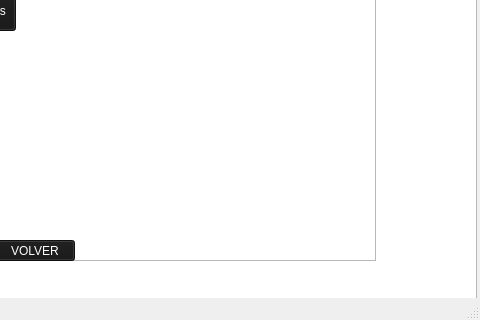
Before: the Qt Designer form Save_the_world_final/nivel2.ui in angeelorenaoc/Proyecto_final, drawn with Qt 5; both pictures show x 425 to 905 and y 290 to 610 of the 905 by 610 pixel window.
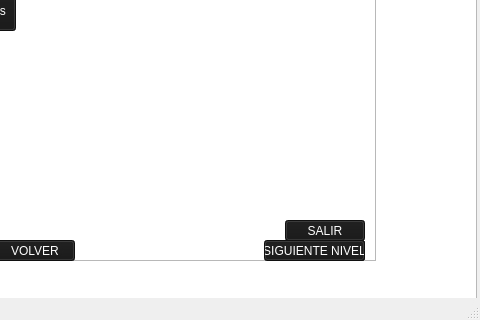
After: the same form once the commit is applied. Icons and pictures are not drawn.

Commit message: Anuncios de ganar y perder en el nivel 1 y 2

Diff of the .ui file:
```diff
--- a/Save_the_world_final/nivel2.ui
+++ b/Save_the_world_final/nivel2.ui
@@ -102,11 +102,65 @@
      </rect>
     </property>
    </widget>
+   <widget class="QPushButton" name="Salir">
+    <property name="geometry">
+     <rect>
+      <x>710</x>
+      <y>510</y>
+      <width>80</width>
+      <height>21</height>
+     </rect>
+    </property>
+    <property name="styleSheet">
+     <string notr="true">color: rgb(255, 255, 255);
+background-color: rgb(22, 22, 22);</string>
+    </property>
+    <property name="text">
+     <string>SALIR</string>
+    </property>
+   </widget>
+   <widget class="QPushButton" name="Reiniciar">
+    <property name="geometry">
+     <rect>
+      <x>710</x>
+      <y>530</y>
+      <width>80</width>
+      <height>21</height>
+     </rect>
+    </property>
+    <property name="styleSheet">
+     <string notr="true">color: rgb(255, 255, 255);
+background-color: rgb(22, 22, 22);</string>
+    </property>
+    <property name="text">
+     <string>REINICIAR</string>
+    </property>
+   </widget>
+   <widget class="QPushButton" name="Siguiente">
+    <property name="geometry">
+     <rect>
+      <x>689</x>
+      <y>530</y>
+      <width>101</width>
+      <height>21</height>
+     </rect>
+    </property>
+    <property name="styleSheet">
+     <string notr="true">color: rgb(255, 255, 255);
+background-color: rgb(22, 22, 22);</string>
+    </property>
+    <property name="text">
+     <string>SIGUIENTE NIVEL</string>
+    </property>
+   </widget>
    <zorder>graphicsView_2</zorder>
    <zorder>graphicsView</zorder>
    <zorder>Iniciar</zorder>
    <zorder>Instrucciones</zorder>
    <zorder>Volver</zorder>
+   <zorder>Salir</zorder>
+   <zorder>Reiniciar</zorder>
+   <zorder>Siguiente</zorder>
   </widget>
   <widget class="QMenuBar" name="menubar">
    <property name="geometry">
@@ -114,7 +168,7 @@
      <x>0</x>
      <y>0</y>
      <width>905</width>
-     <height>21</height>
+     <height>20</height>
     </rect>
    </property>
   </widget>
```
The commit also changes 10 other files.
